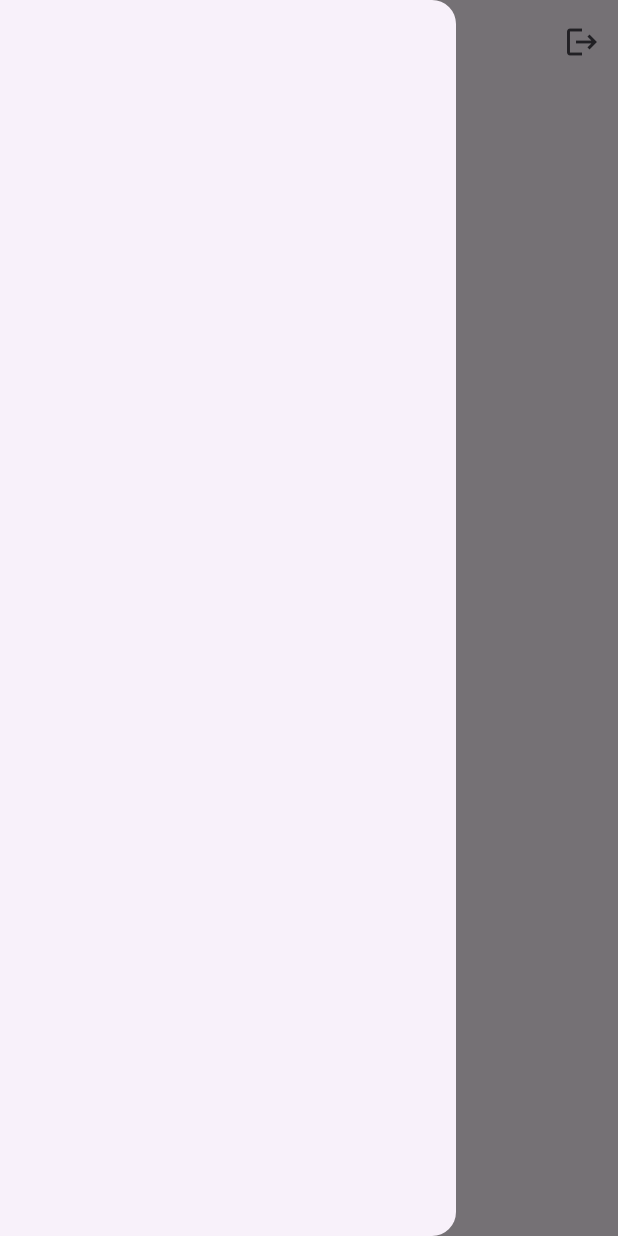
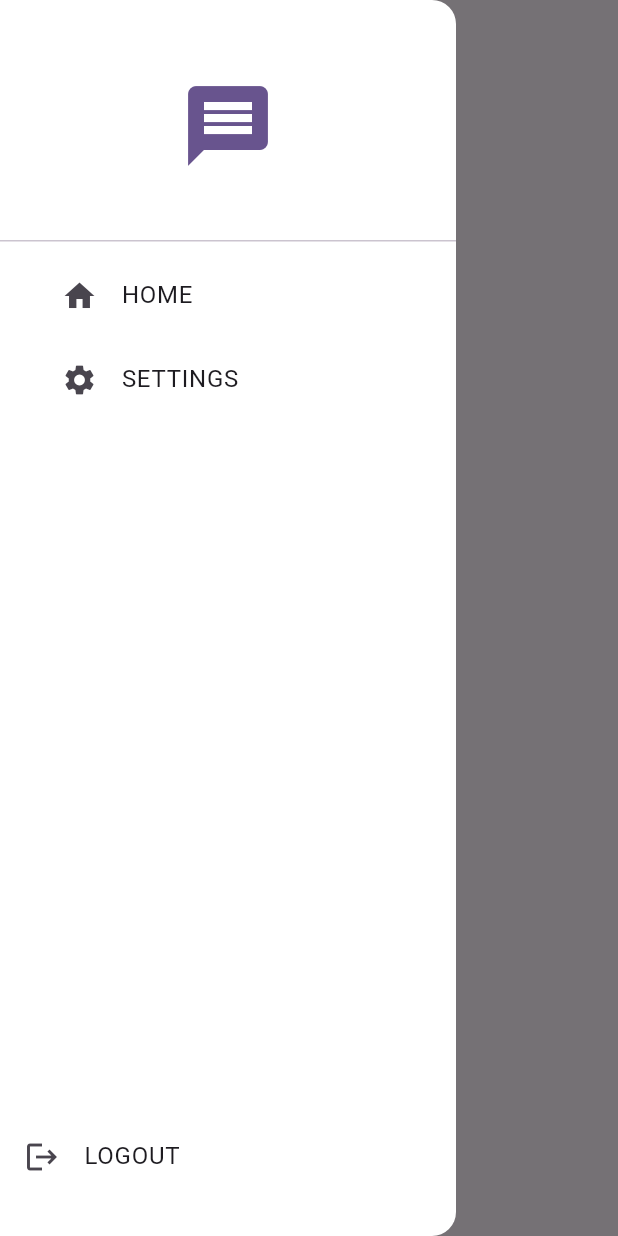
Before and after one commit to nashvak/chitchat, a Flutter app: the screen it shows once a user with an empty profile is signed in, with the side drawer open, on a phone screen of 412 x 824 dp. Run offline on Flutter 3.47's test engine with Material 3 defaults, Android fonts, the phone set to English and light mode, and no system bars; our stand-ins replace firebase_auth, firebase_core; accounts and stored records are empty.

Commit message:
designing the drawer

```diff
--- a/lib/auth/auth_gate.dart
+++ b/lib/auth/auth_gate.dart
@@ -1,5 +1,5 @@
 import 'package:chat_app/auth/login_or_register.dart';
-import 'package:chat_app/widgets/home.dart';
+import 'package:chat_app/pages/home.dart';
 import 'package:firebase_auth/firebase_auth.dart';
 import 'package:flutter/material.dart';
 
--- a/lib/auth/login_or_register.dart
+++ b/lib/auth/login_or_register.dart
@@ -1,5 +1,5 @@
-import 'package:chat_app/login.dart';
-import 'package:chat_app/register_page.dart';
+import 'package:chat_app/pages/login.dart';
+import 'package:chat_app/pages/register_page.dart';
 import 'package:flutter/material.dart';
 
 class LoginOrRegister extends StatefulWidget {
--- a/lib/main.dart
+++ b/lib/main.dart
@@ -1,7 +1,7 @@
 import 'package:chat_app/auth/auth_gate.dart';
 import 'package:chat_app/auth/login_or_register.dart';
-import 'package:chat_app/login.dart';
-import 'package:chat_app/register_page.dart';
+import 'package:chat_app/pages/login.dart';
+import 'package:chat_app/pages/register_page.dart';
 import 'package:flutter/material.dart';
 import 'package:firebase_core/firebase_core.dart';
 
--- a/lib/widgets/home.dart
+++ b/lib/pages/home.dart
@@ -1,27 +1,17 @@
 import 'package:chat_app/auth/auth_service.dart';
+import 'package:chat_app/widgets/my_drawer.dart';
 import 'package:flutter/material.dart';
 
 class HomePage extends StatelessWidget {
   const HomePage({super.key});
-  void signout() {
-    AuthService authService = AuthService();
-    authService.signOut();
-  }
 
   @override
   Widget build(BuildContext context) {
     return Scaffold(
       appBar: AppBar(
         title: Text("Home"),
-        actions: [
-          IconButton(
-              onPressed: () {
-                signout();
-              },
-              icon: Icon(Icons.logout))
-        ],
       ),
-      drawer: Drawer(),
+      drawer: MyDrawer(),
     );
   }
 }
--- a/lib/login.dart
+++ b/lib/pages/login.dart
@@ -1,6 +1,6 @@
 import 'package:chat_app/auth/auth_service.dart';
 import 'package:chat_app/widgets/custom_button.dart';
-import 'package:chat_app/widgets/home.dart';
+import 'package:chat_app/pages/home.dart';
 import 'package:chat_app/widgets/textfield.dart';
 import 'package:flutter/material.dart';
 
--- a/lib/register_page.dart
+++ b/lib/pages/register_page.dart
@@ -1,6 +1,6 @@
 import 'package:chat_app/auth/auth_service.dart';
 import 'package:chat_app/widgets/custom_button.dart';
-import 'package:chat_app/widgets/home.dart';
+import 'package:chat_app/pages/home.dart';
 import 'package:chat_app/widgets/textfield.dart';
 import 'package:flutter/material.dart';
 
--- /dev/null
+++ b/lib/widgets/my_drawer.dart
@@ -0,0 +1,68 @@
+import 'package:chat_app/auth/auth_service.dart';
+import 'package:chat_app/pages/settings_page.dart';
+import 'package:flutter/material.dart';
+
+class MyDrawer extends StatelessWidget {
+  const MyDrawer({super.key});
+  void signout() {
+    AuthService authService = AuthService();
+    authService.signOut();
+  }
+
+  @override
+  Widget build(BuildContext context) {
+    return Drawer(
+      backgroundColor: Colors.white,
+      child: Column(
+        mainAxisAlignment: MainAxisAlignment.spaceBetween,
+        children: [
+          Column(
+            children: [
+              DrawerHeader(
+                  child: Center(
+                child: Icon(
+                  Icons.message,
+                  color: Theme.of(context).colorScheme.primary,
+                  size: 64,
+                ),
+              )),
+              Padding(
+                padding: EdgeInsets.only(left: 25),
+                child: ListTile(
+                  title: Text("HOME"),
+                  leading: Icon(Icons.home),
+                  onTap: () {
+                    Navigator.pop(context);
+                  },
+                ),
+              ),
+              Padding(
+                padding: EdgeInsets.only(left: 25),
+                child: ListTile(
+                  title: Text("SETTINGS"),
+                  leading: Icon(Icons.settings),
+                  onTap: () {
+                    Navigator.push(
+                        context,
+                        MaterialPageRoute(
+                            builder: (context) => SettingsPage()));
+                  },
+                ),
+              ),
+            ],
+          ),
+          Padding(
+            padding: EdgeInsets.only(bottom: 25),
+            child: ListTile(
+              title: Text("LOGOUT"),
+              leading: Icon(Icons.logout),
+              onTap: () {
+                signout();
+              },
+            ),
+          ),
+        ],
+      ),
+    );
+  }
+}
```
Also changed, not shown: lib/pages/settings_page.dart (added, +14 -0 lines).
